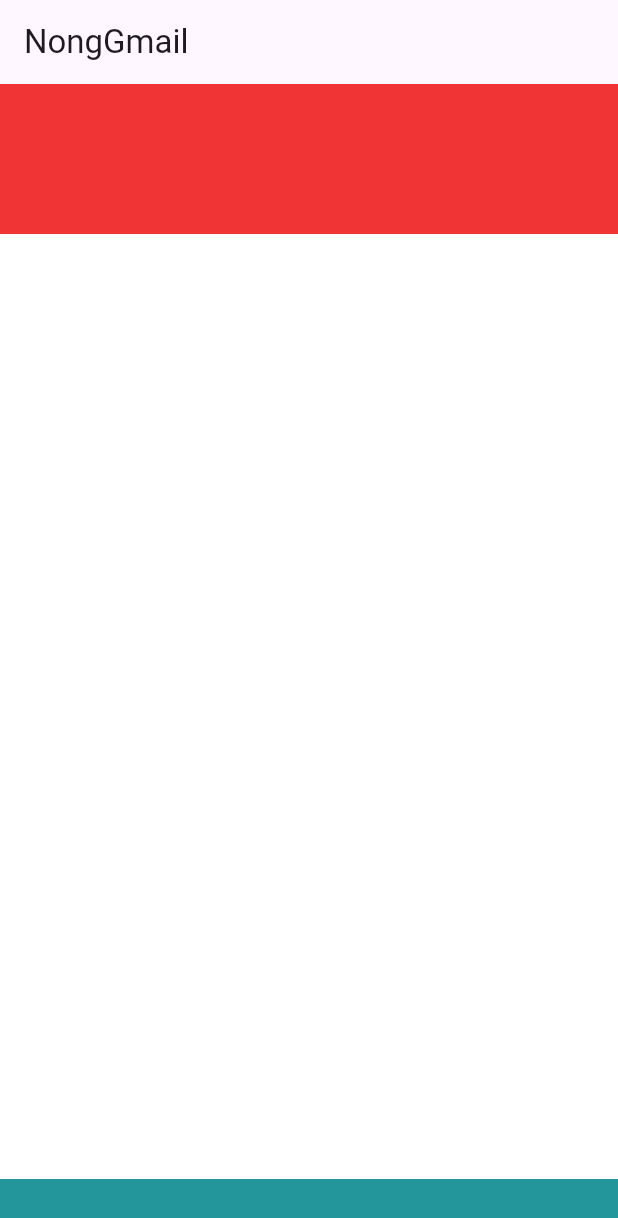
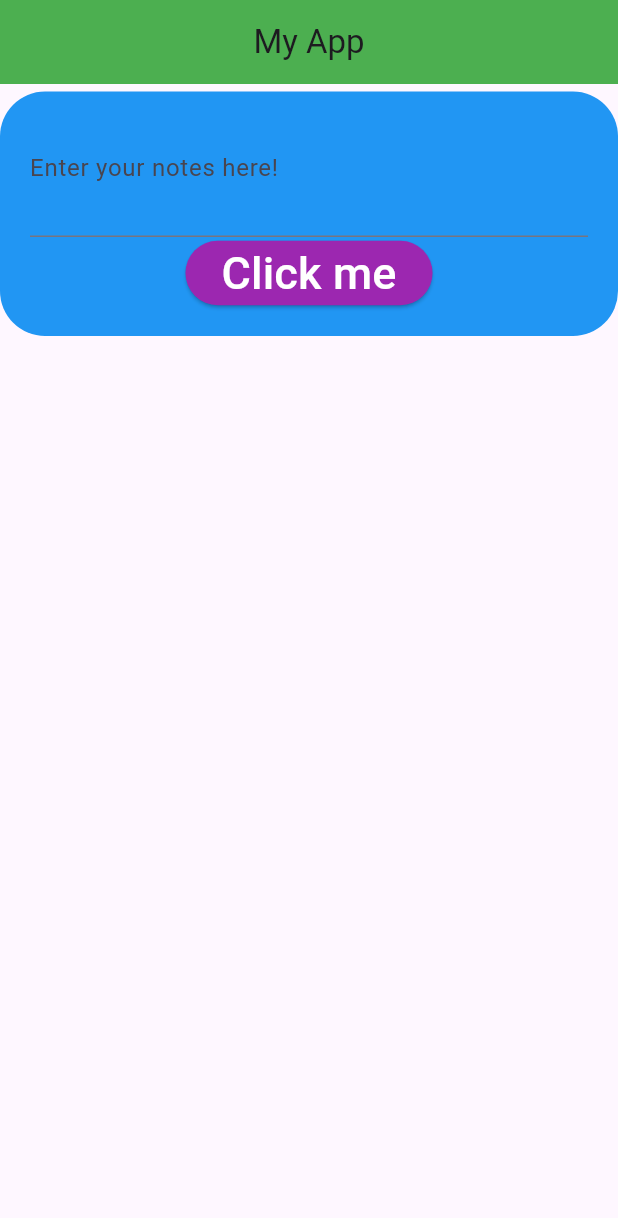
Before and after one commit to PiyanutChaiyamong/test-app, a Flutter app: the screen it shows after launch, on a phone screen of 412 x 824 dp. Shown: the top 1218 px of the screen. Run offline on Flutter 3.47's test engine with Material 3 defaults, Android fonts, the phone set to English and light mode, and no system bars.

Commit message:
ทดสอบ11

```diff
--- a/lib/main.dart
+++ b/lib/main.dart
@@ -1,31 +1,54 @@
 import 'package:flutter/material.dart';
 
 void main() {
-  var app = MaterialApp(
-    title: "My App",
+  runApp(const MyApp());
+}
+
+class MyApp extends StatelessWidget {
+  const MyApp({super.key});
+
+  @override
+  Widget build(BuildContext context) {
+    return MaterialApp(
+      title: "My Title",
       home: Scaffold(
         appBar: AppBar(
-          title: const Text("NongGmail"),
+          title: const Text("My App"),
+          backgroundColor: Colors.green,
+          centerTitle: true,
         ),
-        body: Column(
+        body: Container(
+          margin: const EdgeInsets.fromLTRB(
+              0, 5, 0, 600), // กำหนดระยะห่างขอบนอก ให้ container
+          padding: const EdgeInsets.fromLTRB(
+              20, 5, 20, 20), // กำหนดระยะห่างขอบด้านใน
+          decoration: const BoxDecoration(
+            color: Colors.blue,
+            borderRadius: BorderRadius.all(Radius.circular(30)),
+          ),
+          child: Column(
             children: [
-            Container(
+              const TextField(
                 decoration:
-                  const BoxDecoration(color: Color.fromARGB(212, 237, 11, 11)),
-              height: 100, //กำหนดความสูง
+                    InputDecoration(labelText: 'Enter your notes here!'),
+                style: TextStyle(fontSize: 40, color: Colors.redAccent),
+                textAlign: TextAlign.center, // ให้ text อยู่ตรงกลาง
               ),
-            Container(
-              decoration:
-                  const BoxDecoration(color: Color.fromARGB(255, 255, 255, 255)),
-              height: 630, //กำหนดความสูง
+              ElevatedButton(
+                onPressed: () {},
+                style: ElevatedButton.styleFrom(
+                  backgroundColor: Colors.purple, // สีพื้นหลังของปุ่ม
+                  foregroundColor: Colors.white, // สีข้อความของปุ่ม
                 ),
-            Container(
-              decoration:
-                  const BoxDecoration(color: Color.fromARGB(255, 35, 150, 156)),
-              height: 50, //กำหนดความสูง
-            )
+                child: const Text(
+                  "Click me",
+                  style: TextStyle(fontSize: 30),
+                ),
+              ),
             ],
-        )),
+          ),
+        ),
+      ),
     );
-  runApp(app);
   }
+}
```
Lines whose indentation alone changed are shown as unchanged.
